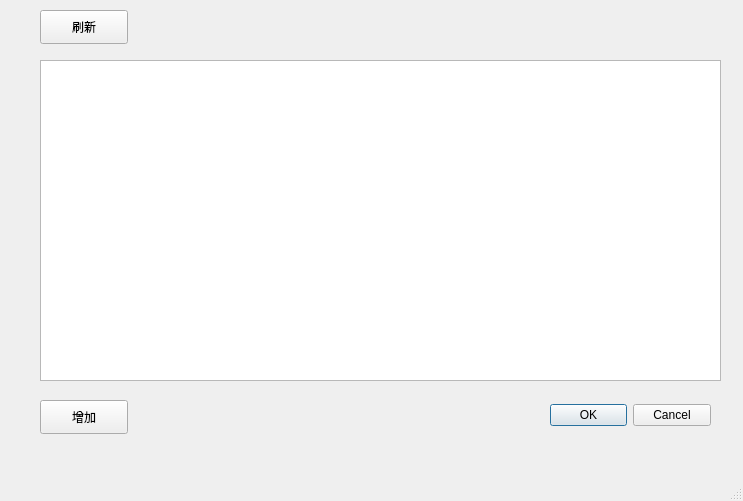
Old version of the form mainwindow.ui in the repository Yuzi0201/GZHU_Program_design_2021_1.
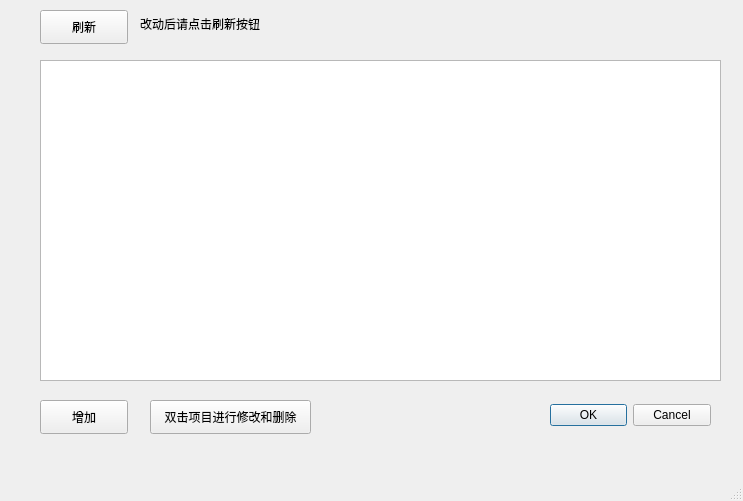
New version of the form.

What changed in the file:
```diff
--- a/mainwindow.ui
+++ b/mainwindow.ui
@@ -66,6 +66,32 @@
      <string>刷新</string>
     </property>
    </widget>
+   <widget class="QPushButton" name="pushButton_2">
+    <property name="geometry">
+     <rect>
+      <x>150</x>
+      <y>400</y>
+      <width>161</width>
+      <height>34</height>
+     </rect>
+    </property>
+    <property name="text">
+     <string>双击项目进行修改和删除</string>
+    </property>
+   </widget>
+   <widget class="QLabel" name="label">
+    <property name="geometry">
+     <rect>
+      <x>140</x>
+      <y>15</y>
+      <width>141</width>
+      <height>18</height>
+     </rect>
+    </property>
+    <property name="text">
+     <string>改动后请点击刷新按钮</string>
+    </property>
+   </widget>
   </widget>
   <widget class="QMenuBar" name="menubar">
    <property name="geometry">
```
